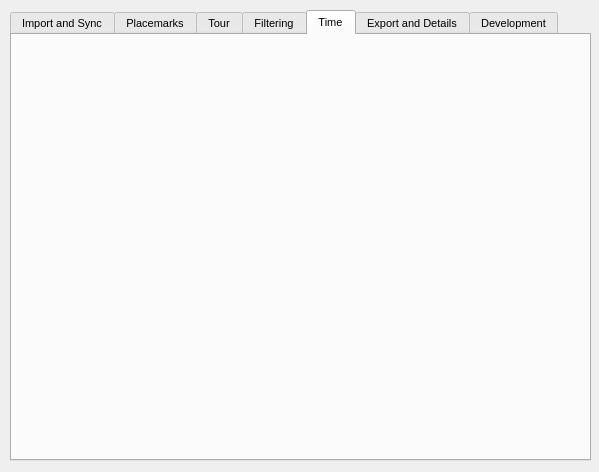
The window that QGISPlugin/MilkMachine/ui_milkmachine.ui (SeanKMcGinnis/250MilesCrossingPhila) describes before a commit, drawn with Qt 5.
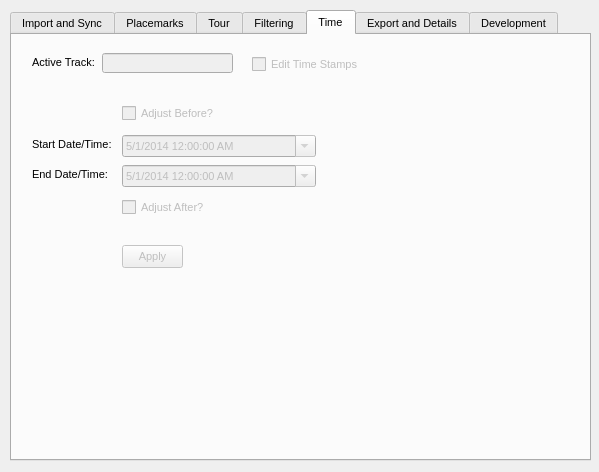
The same window after the commit. The open tabs and pages were chosen to show the change. Icons and pictures are not drawn.

Diff of the .ui file:
```diff
--- a/QGISPlugin/MilkMachine/ui_milkmachine.ui
+++ b/QGISPlugin/MilkMachine/ui_milkmachine.ui
@@ -1843,6 +1843,207 @@
     <attribute name="title">
      <string>Time</string>
     </attribute>
+    <widget class="QDateTimeEdit" name="dateTimeEdit_start">
+     <property name="enabled">
+      <bool>false</bool>
+     </property>
+     <property name="geometry">
+      <rect>
+       <x>110</x>
+       <y>100</y>
+       <width>194</width>
+       <height>22</height>
+      </rect>
+     </property>
+     <property name="dateTime">
+      <datetime>
+       <hour>0</hour>
+       <minute>0</minute>
+       <second>0</second>
+       <year>2014</year>
+       <month>5</month>
+       <day>1</day>
+      </datetime>
+     </property>
+     <property name="date">
+      <date>
+       <year>2014</year>
+       <month>5</month>
+       <day>1</day>
+      </date>
+     </property>
+     <property name="displayFormat">
+      <string>M/d/yyyy hh:mm:ss AP</string>
+     </property>
+     <property name="calendarPopup">
+      <bool>true</bool>
+     </property>
+    </widget>
+    <widget class="QCheckBox" name="checkBox_time_edit">
+     <property name="enabled">
+      <bool>false</bool>
+     </property>
+     <property name="geometry">
+      <rect>
+       <x>240</x>
+       <y>21</y>
+       <width>111</width>
+       <height>16</height>
+      </rect>
+     </property>
+     <property name="toolTip">
+      <string>&lt;html&gt;&lt;head/&gt;&lt;body&gt;&lt;p&gt;Checking this box will enable the &amp;quot;Camera&amp;quot; fields for editing. The user must select a layer in the table of contents, have editing &amp;quot;on&amp;quot;, and have at least one selected point.&lt;/p&gt;&lt;/body&gt;&lt;/html&gt;</string>
+     </property>
+     <property name="text">
+      <string>Edit Time Stamps</string>
+     </property>
+    </widget>
+    <widget class="QLineEdit" name="lineEdit_time_active">
+     <property name="enabled">
+      <bool>false</bool>
+     </property>
+     <property name="geometry">
+      <rect>
+       <x>90</x>
+       <y>18</y>
+       <width>131</width>
+       <height>20</height>
+      </rect>
+     </property>
+     <property name="toolTip">
+      <string>&lt;html&gt;&lt;head/&gt;&lt;body&gt;&lt;p&gt;The selected layer in the table of contents.&lt;/p&gt;&lt;/body&gt;&lt;/html&gt;</string>
+     </property>
+    </widget>
+    <widget class="QLabel" name="label_visualization_active_5">
+     <property name="geometry">
+      <rect>
+       <x>20</x>
+       <y>20</y>
+       <width>81</width>
+       <height>16</height>
+      </rect>
+     </property>
+     <property name="text">
+      <string>&lt;html&gt;&lt;head/&gt;&lt;body&gt;&lt;p&gt;&lt;span style=&quot; color:#000000;&quot;&gt;Active Track:&lt;/span&gt;&lt;/p&gt;&lt;/body&gt;&lt;/html&gt;</string>
+     </property>
+    </widget>
+    <widget class="QLabel" name="label_visualization_active_6">
+     <property name="geometry">
+      <rect>
+       <x>20</x>
+       <y>100</y>
+       <width>81</width>
+       <height>20</height>
+      </rect>
+     </property>
+     <property name="text">
+      <string>&lt;html&gt;&lt;head/&gt;&lt;body&gt;&lt;p&gt;&lt;span style=&quot; color:#000000;&quot;&gt;Start Date/Time:&lt;/span&gt;&lt;/p&gt;&lt;/body&gt;&lt;/html&gt;</string>
+     </property>
+    </widget>
+    <widget class="QDateTimeEdit" name="dateTimeEdit_end">
+     <property name="enabled">
+      <bool>false</bool>
+     </property>
+     <property name="geometry">
+      <rect>
+       <x>110</x>
+       <y>130</y>
+       <width>194</width>
+       <height>22</height>
+      </rect>
+     </property>
+     <property name="dateTime">
+      <datetime>
+       <hour>0</hour>
+       <minute>0</minute>
+       <second>0</second>
+       <year>2014</year>
+       <month>5</month>
+       <day>1</day>
+      </datetime>
+     </property>
+     <property name="date">
+      <date>
+       <year>2014</year>
+       <month>5</month>
+       <day>1</day>
+      </date>
+     </property>
+     <property name="displayFormat">
+      <string>M/d/yyyy hh:mm:ss AP</string>
+     </property>
+     <property name="calendarPopup">
+      <bool>true</bool>
+     </property>
+    </widget>
+    <widget class="QLabel" name="label_visualization_active_7">
+     <property name="geometry">
+      <rect>
+       <x>20</x>
+       <y>130</y>
+       <width>81</width>
+       <height>20</height>
+      </rect>
+     </property>
+     <property name="text">
+      <string>&lt;html&gt;&lt;head/&gt;&lt;body&gt;&lt;p&gt;&lt;span style=&quot; color:#000000;&quot;&gt;End Date/Time:&lt;/span&gt;&lt;/p&gt;&lt;/body&gt;&lt;/html&gt;</string>
+     </property>
+    </widget>
+    <widget class="QPushButton" name="pushButton_time_apply_startend">
+     <property name="enabled">
+      <bool>false</bool>
+     </property>
+     <property name="geometry">
+      <rect>
+       <x>110</x>
+       <y>210</y>
+       <width>61</width>
+       <height>23</height>
+      </rect>
+     </property>
+     <property name="toolTip">
+      <string>&lt;html&gt;&lt;head/&gt;&lt;body&gt;&lt;p&gt;Apply the camera view changes to the selected points in the active layer. To roll back these edits, select &amp;quot;Cancel for selected layer&amp;quot; in the editor options.&lt;/p&gt;&lt;/body&gt;&lt;/html&gt;</string>
+     </property>
+     <property name="text">
+      <string>Apply</string>
+     </property>
+     <property name="icon">
+      <iconset resource="resources.qrc">
+       <normaloff>:/plugins/milkmachine/triangle.png</normaloff>:/plugins/milkmachine/triangle.png</iconset>
+     </property>
+    </widget>
+    <widget class="QCheckBox" name="checkBox_time_before">
+     <property name="enabled">
+      <bool>false</bool>
+     </property>
+     <property name="geometry">
+      <rect>
+       <x>110</x>
+       <y>70</y>
+       <width>111</width>
+       <height>17</height>
+      </rect>
+     </property>
+     <property name="text">
+      <string>Adjust Before?</string>
+     </property>
+    </widget>
+    <widget class="QCheckBox" name="checkBox_time_after">
+     <property name="enabled">
+      <bool>false</bool>
+     </property>
+     <property name="geometry">
+      <rect>
+       <x>110</x>
+       <y>164</y>
+       <width>111</width>
+       <height>17</height>
+      </rect>
+     </property>
+     <property name="text">
+      <string>Adjust After?</string>
+     </property>
+    </widget>
    </widget>
    <widget class="QWidget" name="tab_export">
     <attribute name="title">
```
Left out of the diff: 71 changed lines with no effect on the pictures.
